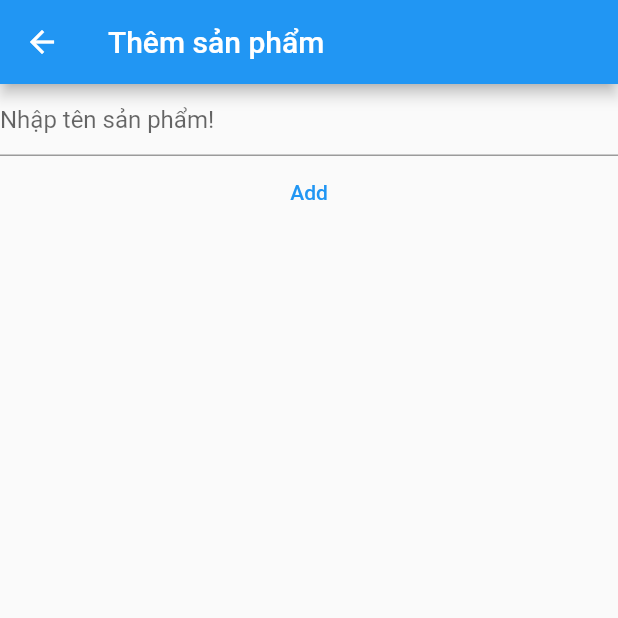
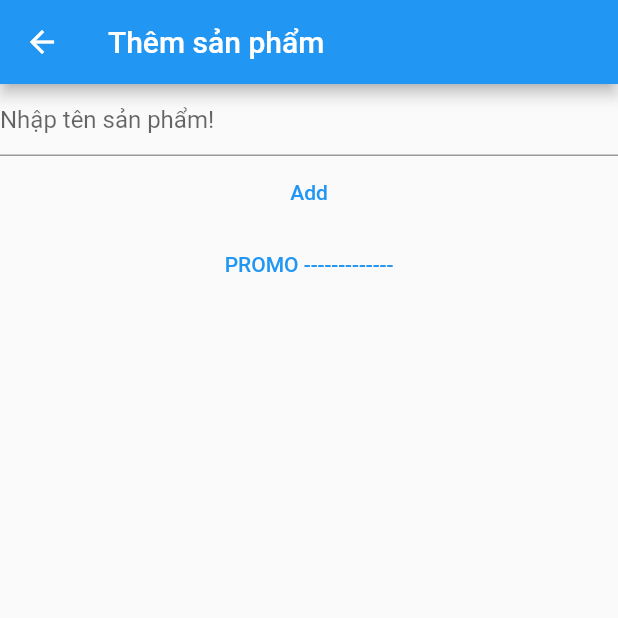
Before and after one commit to anhnt224/provider_course, a Flutter app: the screen it shows after launch, after a tap on "Thêm sản phẩm", on a phone screen of 412 x 824 dp, the top half of it. Run offline on Flutter 3.47's test engine with Material 2 defaults, Android fonts, the phone set to English and light mode, and no system bars.

Commit message:
multi provider

```diff
--- a/lib/main.dart
+++ b/lib/main.dart
@@ -1,3 +1,41 @@
+// // ignore_for_file: public_member_api_docs, sort_constructors_first
+
+// import 'package:flutter/material.dart';
+// import 'package:provider/provider.dart';
+// import 'package:provider_course/prodivder/product_provider.dart';
+// import 'package:provider_course/screens/new_product_screen.dart';
+// import 'package:provider_course/screens/product_screen.dart';
+// import 'package:provider_course/screens/promo_screen.dart';
+
+// void main() {
+//   runApp(MyApp());
+// }
+
+// class MyApp extends StatelessWidget {
+//   MyApp({Key? key}) : super(key: key);
+
+//   final productProvider = ProductProvider();
+
+//   // This widget is the root of your application.
+//   @override
+//   Widget build(BuildContext context) {
+//     return ChangeNotifierProvider(
+//       create: (context) => ProductProvider(),
+//       child: MaterialApp(
+//         title: 'Flutter Demo',
+//         theme: ThemeData(
+//           primarySwatch: Colors.blue,
+//         ),
+//         home: const ProductScreen(),
+//         routes: {
+//           '/new': (context) => const NewProductScreen(),
+//           '/promo': (context) => const PromoScreen(),
+//         },
+//       ),
+//     );
+//   }
+// }
+
 // ignore_for_file: public_member_api_docs, sort_constructors_first
 
 import 'package:flutter/material.dart';
@@ -5,29 +43,43 @@ import 'package:provider/provider.dart';
 import 'package:provider_course/prodivder/product_provider.dart';
 import 'package:provider_course/screens/new_product_screen.dart';
 import 'package:provider_course/screens/product_screen.dart';
+import 'package:provider_course/screens/promo_screen.dart';
 
 void main() {
-  runApp(const MyApp());
+  runApp(MyApp());
 }
 
 class MyApp extends StatelessWidget {
-  const MyApp({Key? key}) : super(key: key);
+  MyApp({Key? key}) : super(key: key);
+
+  final _productProvider = ProductProvider();
+  final _productProvider2 = ProductProvider();
 
   // This widget is the root of your application.
   @override
   Widget build(BuildContext context) {
-    return ChangeNotifierProvider(
-      create: (_) => ProductProvider(),
-      child: MaterialApp(
-        title: 'Flutter Demo',
-        theme: ThemeData(
-          primarySwatch: Colors.blue,
-        ),
-        home: const ProductScreen(),
-        routes: {
-          '/new': (context) => const NewProductScreen(),
-        },
+    return MaterialApp(
+      title: 'Flutter Demo',
+      theme: ThemeData(
+        primarySwatch: Colors.blue,
       ),
+      home: ChangeNotifierProvider.value(
+          value: _productProvider, child: const ProductScreen()),
+      routes: {
+        '/new': (context) => MultiProvider(
+              providers: [
+                ChangeNotifierProvider.value(value: _productProvider),
+                ChangeNotifierProvider(
+                  create: (_) => ProductProvider(),
+                )
+              ],
+              child: const NewProductScreen(),
+            ),
+        '/promo': (context) => ChangeNotifierProvider.value(
+              value: _productProvider2,
+              child: const PromoScreen(),
+            ),
+      },
     );
   }
 }
--- a/lib/prodivder/product_provider.dart
+++ b/lib/prodivder/product_provider.dart
@@ -8,7 +8,9 @@ class ProductProvider extends ChangeNotifier {
   List<Product> get products => List.from(_products);
 
   void add(Product product) {
+    print("ADD PRODUCT");
     _products.add(product);
+    print(_products.toString());
     notifyListeners();
   }
 
--- a/lib/screens/product_screen.dart
+++ b/lib/screens/product_screen.dart
@@ -18,6 +18,7 @@ class ProductScreen extends StatelessWidget {
 
   @override
   Widget build(BuildContext context) {
+    print("BUILD");
     return Scaffold(
       appBar: AppBar(
         title: const Text('Danh sách sản phẩm'),
@@ -35,6 +36,7 @@ class ProductScreen extends StatelessWidget {
           Expanded(
             child: Consumer<ProductProvider>(
               builder: (context, value, child) {
+                print("DATA CHANGED");
                 // print(value);
                 final products = value.products;
                 return ListView.builder(
```
Also changed, not shown: lib/screens/new_product_screen.dart (+18 -3 lines), lib/screens/promo_screen.dart (added, +11 -0 lines).
